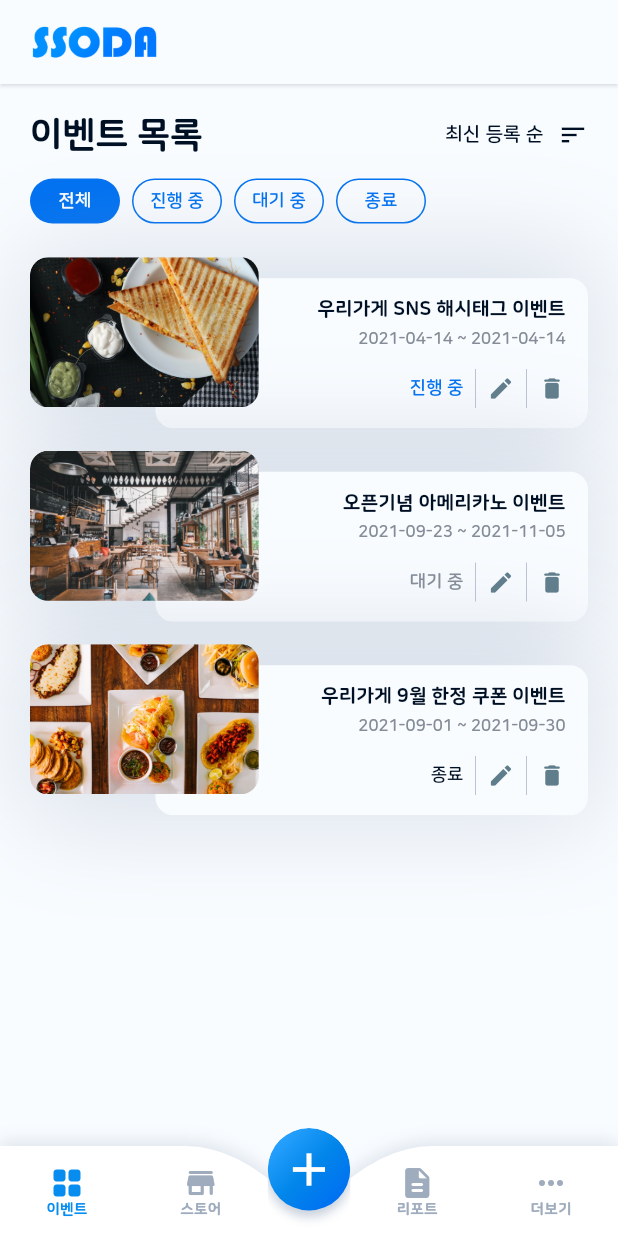
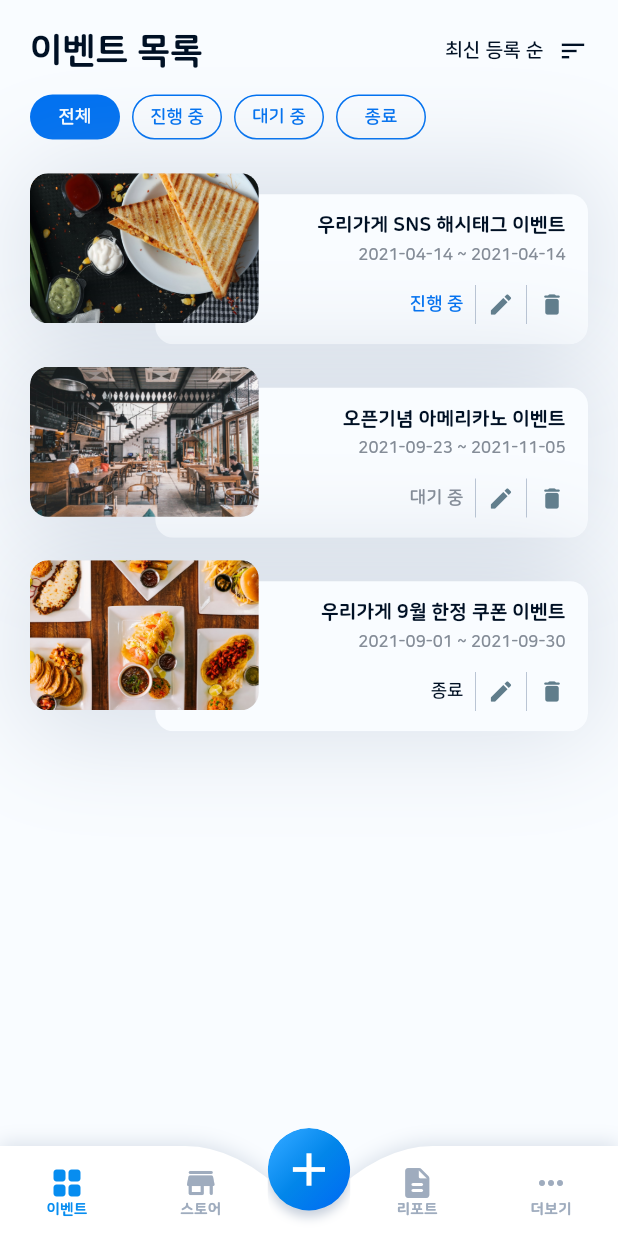
Before and after one commit to SWM-ROCKETDAN/ssoda, a Flutter app: the screen it shows after launch, on a phone screen of 412 x 824 dp. Run offline on Flutter 3.47's test engine with Material 2 defaults, Android fonts, the phone set to English and light mode, and no system bars; drawn by our look-alikes of auto_size_text; our stand-ins replace animated_text_kit, carousel_slider, dio, fl_chart, fluro, flutter_native_splash and 11 more; missing offline and left inert: flutter_naver_login, kakao_flutter_sdk, ms_undraw, number_display; statements that could not run were skipped.

Commit message:
change statusbar & navibar color

```diff
--- a/app-ui/lib/main.dart
+++ b/app-ui/lib/main.dart
@@ -13,7 +13,8 @@ import 'package:flutter_native_splash/flutter_native_splash.dart';
 
 void main() {
   SystemChrome.setSystemUIOverlayStyle(SystemUiOverlayStyle(
-    statusBarColor: Colors.transparent,
+    systemNavigationBarColor: kScaffoldBackgroundColor,
+    statusBarColor: kShadowColor,
   ));
   KakaoContext.clientId = KAKAO_APP_KEY;
   runApp(Provider(create: (context) => Token(), child: MyApp()));
--- a/app-ui/lib/screens/hall/hall_screen.dart
+++ b/app-ui/lib/screens/hall/hall_screen.dart
@@ -29,6 +29,7 @@ class _HallScreenState extends State<HallScreen> {
   Widget build(BuildContext context) {
     return Scaffold(
       extendBody: true,
+      /*
       appBar: AppBar(
         automaticallyImplyLeading: false,
         backgroundColor: kScaffoldBackgroundColor,
@@ -55,6 +56,7 @@ class _HallScreenState extends State<HallScreen> {
         ],
         */
       ),
+      */
       bottomNavigationBar: PandaBar(
         backgroundColor: Colors.white,
         buttonData: [
@@ -75,7 +77,8 @@ class _HallScreenState extends State<HallScreen> {
           });
         },
       ),
-      body: PageTransitionSwitcher(
+      body: SafeArea(
+        child: PageTransitionSwitcher(
           transitionBuilder: (
             Widget child,
             Animation<double> animation,
@@ -89,6 +92,7 @@ class _HallScreenState extends State<HallScreen> {
           },
           child: pageMap[currentPage],
         ),
+      ),
     );
   }
 }
```
Lines whose indentation alone changed are shown as unchanged.
